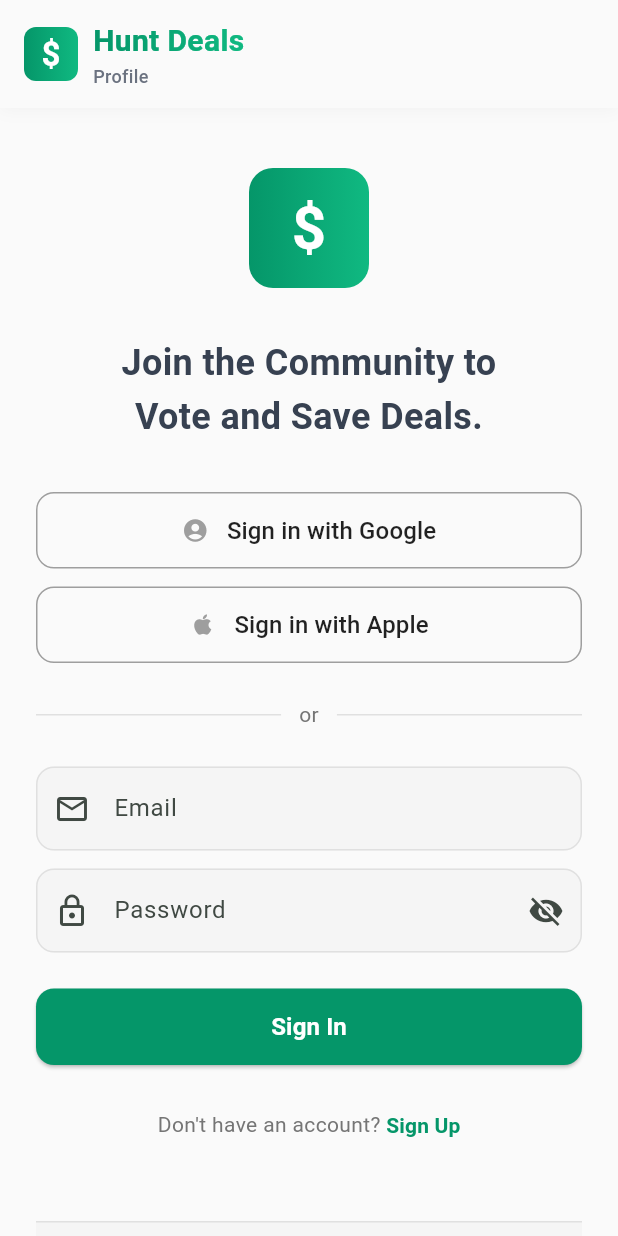
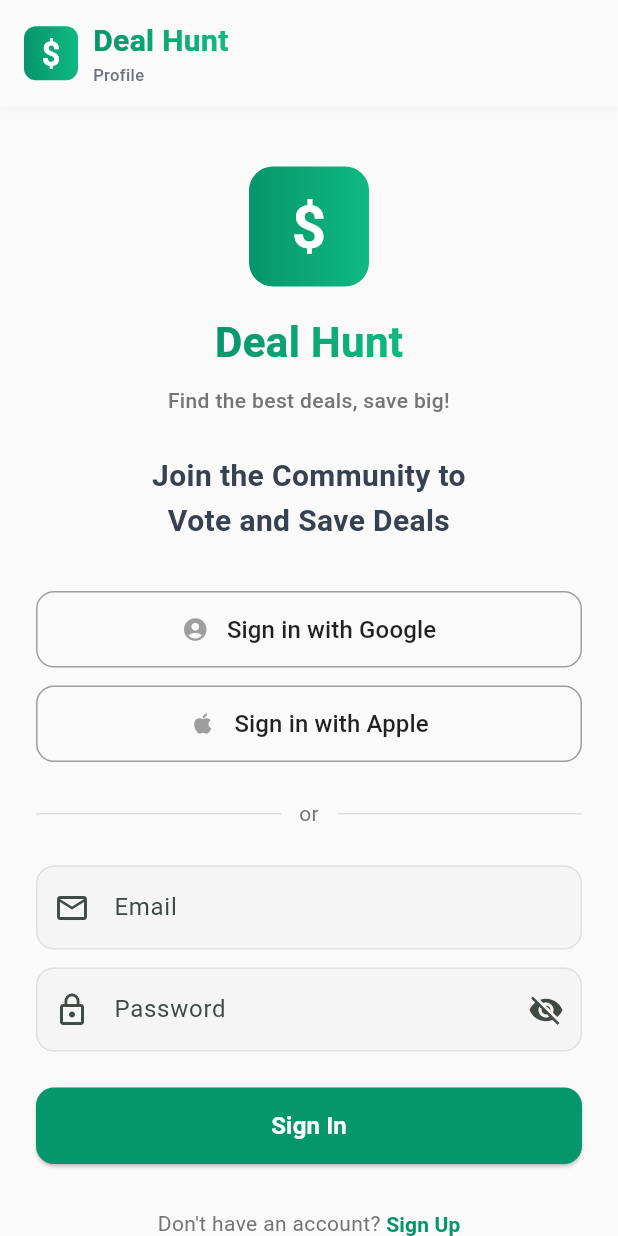
Before and after one commit to baytechie/deal-hunter-repo2, a Flutter app: the ProfilePage screen opened directly, on a phone screen of 412 x 824 dp. Run offline on Flutter 3.47's test engine with Material 3 defaults, Android fonts, the phone set to English and light mode, and no system bars; our stand-ins replace dio, flutter_riverpod, flutter_secure_storage, share_plus, shared_preferences; accounts and stored records are empty; network calls fail.

Commit message:
Rebrand app to Deal Hunt with tagline
- Update app title from "Hunt Deals" to "Deal Hunt" across all files
- Add tagline "Find the best deals, save big!" throughout the app
- Update Profile page login view with gradient title and tagline
- Update App Header branding with tagline below title
- Update App Footer legal text references
- Update web manifest and index.html meta tags
- Update pubspec.yaml description

Co-Authored-By: Claude Opus 4.5 <noreply@anthropic.com>

```diff
--- a/flutter_app/lib/core/widgets/app_footer.dart
+++ b/flutter_app/lib/core/widgets/app_footer.dart
@@ -24,7 +24,7 @@ class AppFooter extends StatelessWidget {
     final uri = Uri(
       scheme: 'mailto',
       path: 'hunter4dealsapp@gmail.com',
-      query: 'subject=Hunt Deals App Inquiry',
+      query: 'subject=Deal Hunt App Inquiry',
     );
     if (await canLaunchUrl(uri)) {
       await launchUrl(uri);
@@ -140,7 +140,7 @@ class AppFooter extends StatelessWidget {
 
           // Copyright
           Text(
-            '© ${DateTime.now().year} Hunt Deals. All rights reserved.',
+            '© ${DateTime.now().year} Deal Hunt. All rights reserved.',
             style: TextStyle(
               color: Colors.grey[500],
               fontSize: 11,
@@ -222,7 +222,7 @@ class _LegalLink extends StatelessWidget {
 
 // Legal text content
 const String _privacyPolicyText = '''
-Privacy Policy for Hunt Deals
+Privacy Policy for Deal Hunt
 
 Last updated: January 2026
 
@@ -250,12 +250,12 @@ For privacy inquiries: hunter4dealsapp@gmail.com
 ''';
 
 const String _termsOfServiceText = '''
-Terms of Service for Hunt Deals
+Terms of Service for Deal Hunt
 
 Last updated: January 2026
 
 1. Acceptance of Terms
-By using Hunt Deals, you agree to these terms.
+By using Deal Hunt, you agree to these terms.
 
 2. Use of Service
 - You must be 13 years or older to use this app
@@ -268,10 +268,10 @@ By using Hunt Deals, you agree to these terms.
 - Always verify deals with the retailer before purchasing
 
 4. Intellectual Property
-All content and features are owned by Hunt Deals.
+All content and features are owned by Deal Hunt.
 
 5. Limitation of Liability
-Hunt Deals is not responsible for:
+Deal Hunt is not responsible for:
 - Third-party retailer policies or actions
 - Price changes or deal expirations
 - Any losses from using deal information
@@ -286,7 +286,7 @@ Questions: hunter4dealsapp@gmail.com
 const String _affiliateDisclosureText = '''
 Affiliate Disclosure
 
-Hunt Deals participates in affiliate marketing programs, which means we may earn commissions on purchases made through links in our app.
+Deal Hunt participates in affiliate marketing programs, which means we may earn commissions on purchases made through links in our app.
 
 Our Affiliate Partners Include:
 • Amazon Associates Program
--- a/flutter_app/lib/core/widgets/app_header.dart
+++ b/flutter_app/lib/core/widgets/app_header.dart
@@ -100,7 +100,7 @@ class AppHeader extends ConsumerWidget {
                         colors: [AppColors.primary, AppColors.primaryLight],
                       ).createShader(bounds),
                       child: const Text(
-                        'Hunt Deals',
+                        'Deal Hunt',
                         style: TextStyle(
                           fontSize: 20,
                           fontWeight: FontWeight.bold,
@@ -108,16 +108,15 @@ class AppHeader extends ConsumerWidget {
                         ),
                       ),
                     ),
-                    // Show page title if provided
-                    if (pageTitle != null)
-                      Text(
-                        pageTitle!,
-                        style: const TextStyle(
-                          fontSize: 12,
-                          color: AppColors.textMuted,
-                          fontWeight: FontWeight.w500,
-                        ),
+                    // Show page title if provided, otherwise show tagline
+                    Text(
+                      pageTitle ?? 'Find the best deals, save big!',
+                      style: const TextStyle(
+                        fontSize: 11,
+                        color: AppColors.textMuted,
+                        fontWeight: FontWeight.w500,
                       ),
+                    ),
                   ],
                 ),
               ],
--- a/flutter_app/lib/features/profile/presentation/pages/profile_page.dart
+++ b/flutter_app/lib/features/profile/presentation/pages/profile_page.dart
@@ -219,17 +219,45 @@ class _ProfilePageState extends ConsumerState<ProfilePage> {
                 ),
               ),
             ),
-            const SizedBox(height: 32),
+            const SizedBox(height: 16),
+
+            // App Title
+            ShaderMask(
+              shaderCallback: (bounds) => const LinearGradient(
+                colors: [AppColors.primary, AppColors.primaryLight],
+              ).createShader(bounds),
+              child: const Text(
+                'Deal Hunt',
+                style: TextStyle(
+                  fontSize: 28,
+                  fontWeight: FontWeight.bold,
+                  color: Colors.white,
+                ),
+              ),
+            ),
+            const SizedBox(height: 8),
+
+            // Tagline
+            Text(
+              'Find the best deals, save big!',
+              textAlign: TextAlign.center,
+              style: TextStyle(
+                fontSize: 14,
+                color: Colors.grey[600],
+                fontWeight: FontWeight.w500,
+              ),
+            ),
+            const SizedBox(height: 24),
 
             // Title
             Text(
               _isSignUpMode
-                  ? 'Create an Account to\nVote and Save Deals.'
-                  : 'Join the Community to\nVote and Save Deals.',
+                  ? 'Create an Account to\nVote and Save Deals'
+                  : 'Join the Community to\nVote and Save Deals',
               textAlign: TextAlign.center,
               style: const TextStyle(
-                fontSize: 24,
-                fontWeight: FontWeight.bold,
+                fontSize: 20,
+                fontWeight: FontWeight.w600,
               ),
             ),
             const SizedBox(height: 32),
--- a/flutter_app/lib/main.dart
+++ b/flutter_app/lib/main.dart
@@ -111,7 +111,7 @@ class MoneySaverDealsApp extends StatelessWidget {
   @override
   Widget build(BuildContext context) {
     return MaterialApp(
-      title: 'Hunt \$Deals',
+      title: 'Deal Hunt',
       debugShowCheckedModeBanner: false,
       theme: buildAppTheme(),
       home: const AppShell(),
--- a/flutter_app/pubspec.yaml
+++ b/flutter_app/pubspec.yaml
@@ -1,5 +1,5 @@
 name: money_saver_deals
-description: "Money Saver Deals - Flutter app for finding amazing deals using Clean Architecture and Riverpod."
+description: "Deal Hunt - Find the best deals, save big! Flutter app using Clean Architecture and Riverpod."
 publish_to: 'none'
 
 version: 1.0.0+1
```
Also changed, not shown: 2 other files.
